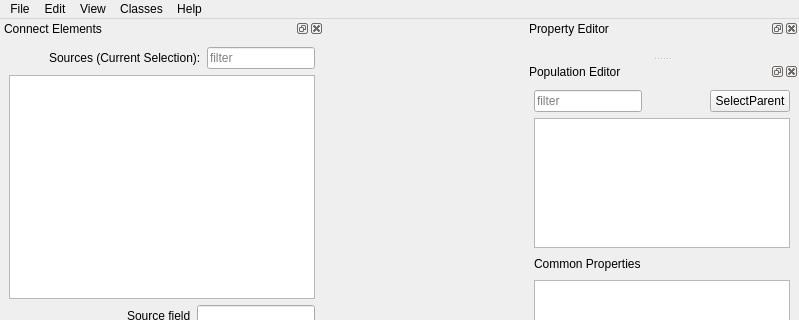
Before: the Qt Designer form moose/branches/dh_branch/gui/newgui.ui in physicalist/ncbs-moose, drawn with Qt 5; both pictures show x 0 to 799 and y 0 to 320 of the 799 by 678 pixel window.
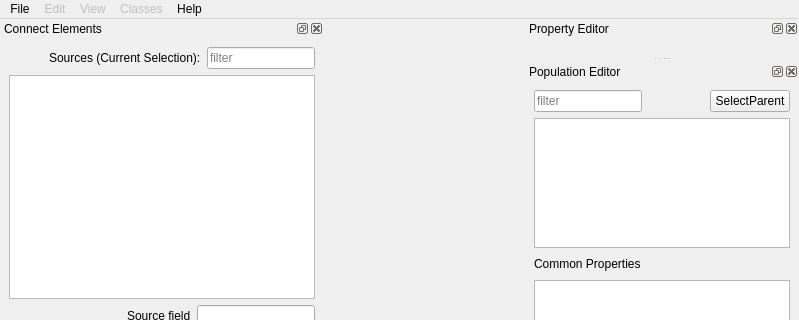
After: the same form once the commit is applied. Custom widgets are drawn as their Qt base class.

Commit message: Changes regard to user interface layout - updated (yet disabeled) parts of it. colormap correctly placed, corresponding changes in kineticlayout too.

Diff of the .ui file:
```diff
--- a/moose/branches/dh_branch/gui/newgui.ui
+++ b/moose/branches/dh_branch/gui/newgui.ui
@@ -65,6 +65,9 @@
     <addaction name="actionQuit"/>
    </widget>
    <widget class="QMenu" name="menuClasses">
+    <property name="enabled">
+     <bool>false</bool>
+    </property>
     <property name="title">
      <string>Classes</string>
     </property>
@@ -160,6 +163,9 @@
     <addaction name="menuRobot"/>
    </widget>
    <widget class="QMenu" name="menuView">
+    <property name="enabled">
+     <bool>false</bool>
+    </property>
     <property name="title">
      <string>View</string>
     </property>
@@ -169,6 +175,9 @@
     <addaction name="actionSimulation_Control"/>
    </widget>
    <widget class="QMenu" name="menuEdit">
+    <property name="enabled">
+     <bool>false</bool>
+    </property>
     <property name="title">
      <string>Edit</string>
     </property>
```
Left out of the diff: 12 changed lines with no effect on the pictures. The commit also changes 7 other files.
